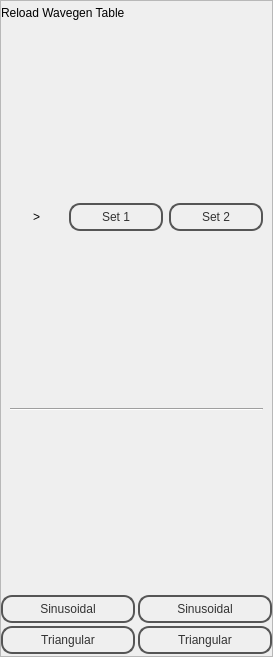
This is SEEL/templates/loadSineTable.ui in jithinbp/SEELablet as Qt 5 draws it before an edit. The edited form follows.
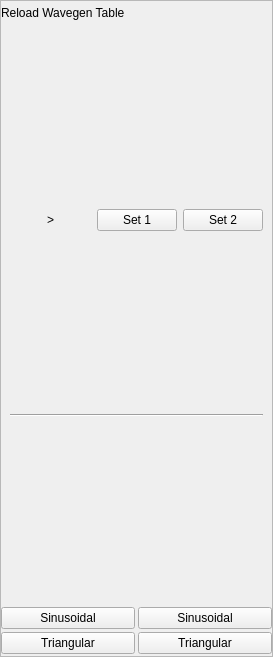
This is the edited form.

Diff of the .ui file:
```diff
--- a/SEEL/templates/loadSineTable.ui
+++ b/SEEL/templates/loadSineTable.ui
@@ -13,108 +13,6 @@
   <property name="windowTitle">
    <string>MainWindow</string>
   </property>
-  <property name="styleSheet">
-   <string notr="true">QPushButton{
-color: #333;
-border: 2px solid #555;
-border-radius: 11px;
-padding: 5px;
-background: qradialgradient(cx: 0.3, cy: -0.4,
-fx: 0.3, fy: -0.4,
-radius: 1.35, stop: 0 #fff, stop: 1 #888);
-min-width: 80px;
-}
-
-QTabWidget {
-background: qlineargradient(x1: 0, y1: 0, x2: 0, y2: 1,
-stop: 0 #abe, stop: 0.7 #aba);
-
-}
-
-
-QTabBar::tab{
-color: #000;
-border-top-left-radius: 5px;
-border-bottom-left-radius: 5px;
-padding-top: 5px;padding-bottom:5px;
-background: qradialgradient(cx: 0.3, cy: -0.4,
-fx: 0.3, fy: -0.4,
-radius: 1.35, stop: 0 #fff, stop: 1 #aaa);
-width: 30px;
-}
-QTabBar::tab:selected {
-color: #000;
-border-top-left-radius: 5px;
-border-bottom-left-radius: 5px;
-background: qradialgradient(cx: 0.3, cy: -0.4,
-fx: 0.3, fy: -0.4,
-radius: 1.35, stop: 0 #fcc, stop: 1 #ccf);
-}
-
-
-
-QPushButton:pressed {
-background: qradialgradient(cx: 0.4, cy: -0.1,
-fx: 0.4, fy: -0.1,
-radius: 1.35, stop: 0 #fff, stop: 1 #ddd);
-}
-
-QFrame.PeripheralCollection{
-border-top-left-radius: 5px;
-border-top-right-radius: 5px;
-border: 1px solid black;
-background: qlineargradient(x1: 0, y1: 0, x2: 0, y2: 1,
-stop: 0 #6af, stop: 0.1 #689);
-}
-QFrame.PeripheralCollection QLabel {
-color: white;
-font-weight: bold;
-}
-
-
-
-QFrame.PeripheralCollectionInner {
-background: qlineargradient(x1: 0, y1: 0, x2: 0, y2: 1,
-stop: 0 #abe, stop: 0.7 #aba);
-border: none;
-border-top: 1px solid black;
-}
-
-QFrame.PeripheralCollectionInner QLabel{
-color: black;
-}
-
-QWidget.PeripheralCollectionInner {
-background: qlineargradient(x1: 0, y1: 0, x2: 0, y2: 1,
-stop: 0 #abe, stop: 0.7 #aba);
-border: none;
-border-top: 1px solid black;
-}
-
-
-
-QWidget.PeripheralCollectionInner {
-background: qlineargradient(x1: 0, y1: 0, x2: 0, y2: 1,
-stop: 0 #abe, stop: 0.7 #aba);
-border: none;
-border-top: 1px solid black;
-}
-
-QWidget.PeripheralCollectionInner QLabel{
-color: black;
-}
-
-#SCF1,#SCF2,#tab_4
-{
-background: qlineargradient(x1: 0, y1: 0, x2: 0, y2: 1,
-stop: 0 #abe, stop: 0.7 #aba);
-}
-
-
-
-
-</string>
-  </property>
   <widget class="QWidget" name="centralwidget">
    <layout class="QVBoxLayout" name="verticalLayout">
     <property name="margin">
```
